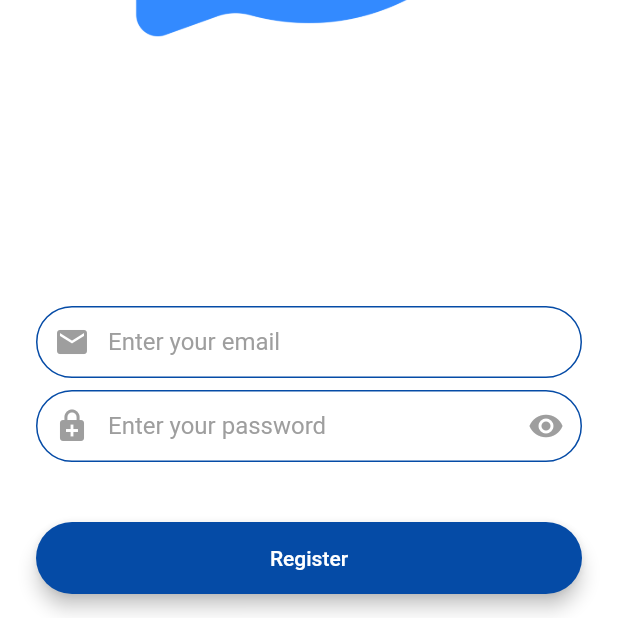
After one commit to ashwanisng/Flash-Chat-App, a Flutter app: the screen it shows after launch, on a phone screen of 412 x 824 dp, the part 618-1236 px from its top. The commit adds this screen. Run offline on Flutter 3.47's test engine with Material 2 defaults, Android fonts, the phone set to English and light mode, and no system bars.

Commit message:
registration page created

```diff
--- a/lib/main.dart
+++ b/lib/main.dart
@@ -1,7 +1,8 @@
 import 'dart:ui';
 
-import 'package:flash_chat/screens/login_screen.dart';
+// import 'package:flash_chat/screens/login_screen.dart';
 // import 'package:flash_chat/screens/welcome_screen.dart';
+import 'package:flash_chat/screens/registration_screen.dart';
 import 'package:flash_chat/utilities/constants.dart';
 import 'package:flutter/material.dart';
 
@@ -20,7 +21,7 @@ class MyApp extends StatelessWidget {
           textTheme: TextTheme(
             bodyText2: TextStyle(color: Colors.black),
           )),
-      home: LoginScreen(),
+      home: RegistrationScreen(),
     );
   }
 }
--- /dev/null
+++ b/lib/screens/registration_screen.dart
@@ -0,0 +1,149 @@
+import 'package:flash_chat/utilities/constants.dart';
+import 'package:flutter/material.dart';
+
+class RegistrationScreen extends StatefulWidget {
+  @override
+  _RegistrationScreenState createState() => _RegistrationScreenState();
+}
+
+class _RegistrationScreenState extends State<RegistrationScreen> {
+  @override
+  Widget build(BuildContext context) {
+    return Scaffold(
+      backgroundColor: Colors.white,
+      body: SafeArea(
+        child: Padding(
+          padding: const EdgeInsets.symmetric(
+            horizontal: 24.0,
+          ),
+          child: Column(
+            mainAxisAlignment: MainAxisAlignment.center,
+            crossAxisAlignment: CrossAxisAlignment.stretch,
+            children: [
+              Expanded(
+                child: Container(
+                  child: Image.asset('images/logo.png'),
+                ),
+              ),
+              SizedBox(
+                height: 48.0,
+              ),
+              TextField(
+                onChanged: (value) {},
+                style: TextStyle(
+                  color: Colors.black,
+                ),
+                decoration: InputDecoration(
+                  hintText: 'Enter your email',
+                  hintStyle: TextStyle(
+                    color: Colors.grey,
+                  ),
+                  contentPadding: EdgeInsets.symmetric(
+                    vertical: 10.0,
+                    horizontal: 20.0,
+                  ),
+                  border: OutlineInputBorder(
+                    borderRadius: BorderRadius.all(
+                      Radius.circular(32.0),
+                    ),
+                  ),
+                  enabledBorder: OutlineInputBorder(
+                    borderSide: BorderSide(
+                      color: kBlueColor,
+                      width: 1.0,
+                    ),
+                    borderRadius: BorderRadius.all(
+                      Radius.circular(32.0),
+                    ),
+                  ),
+                  focusedBorder: OutlineInputBorder(
+                    borderSide: BorderSide(
+                      color: kBlueColor,
+                      width: 2.0,
+                    ),
+                    borderRadius: BorderRadius.all(
+                      Radius.circular(32.0),
+                    ),
+                  ),
+                  prefixIcon: Icon(
+                    Icons.email,
+                    color: Colors.grey,
+                  ),
+                ),
+              ),
+              SizedBox(
+                height: 8.0,
+              ),
+              TextField(
+                onChanged: (value) {},
+                style: TextStyle(
+                  color: Colors.black,
+                ),
+                decoration: InputDecoration(
+                  hintText: 'Enter your password',
+                  hintStyle: TextStyle(
+                    color: Colors.grey,
+                  ),
+                  contentPadding: EdgeInsets.symmetric(
+                    vertical: 10.0,
+                    horizontal: 20.0,
+                  ),
+                  border: OutlineInputBorder(
+                    borderRadius: BorderRadius.all(
+                      Radius.circular(32.0),
+                    ),
+                  ),
+                  enabledBorder: OutlineInputBorder(
+                    borderSide: BorderSide(
+                      color: kBlueColor,
+                      width: 1.0,
+                    ),
+                    borderRadius: BorderRadius.all(
+                      Radius.circular(32.0),
+                    ),
+                  ),
+                  focusedBorder: OutlineInputBorder(
+                    borderRadius: BorderRadius.all(
+                      Radius.circular(32.0),
+                    ),
+                    borderSide: BorderSide(
+                      color: kBlueColor,
+                      width: 2.0,
+                    ),
+                  ),
+                  prefixIcon: Icon(
+                    Icons.enhanced_encryption,
+                    color: Colors.grey,
+                  ),
+                  suffixIcon: Icon(
+                    Icons.remove_red_eye_sharp,
+                    color: Colors.grey,
+                  ),
+                ),
+              ),
+              SizedBox(
+                height: 24.0,
+              ),
+              Padding(
+                padding: const EdgeInsets.symmetric(vertical: 16.0),
+                child: Material(
+                  color: kBlueColor,
+                  borderRadius: BorderRadius.all(
+                    Radius.circular(32.0),
+                  ),
+                  elevation: 5.0,
+                  child: MaterialButton(
+                    onPressed: () {},
+                    child: Text('Register'),
+                    minWidth: 200.0,
+                    height: 42.0,
+                  ),
+                ),
+              ),
+            ],
+          ),
+        ),
+      ),
+    );
+  }
+}
```
